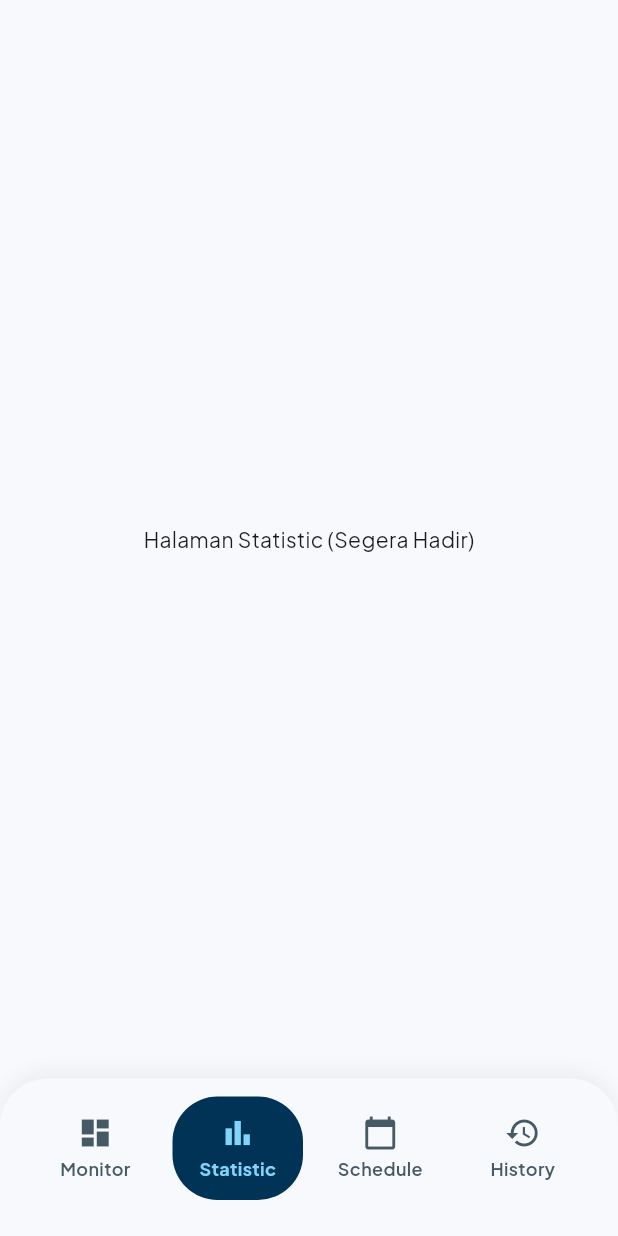
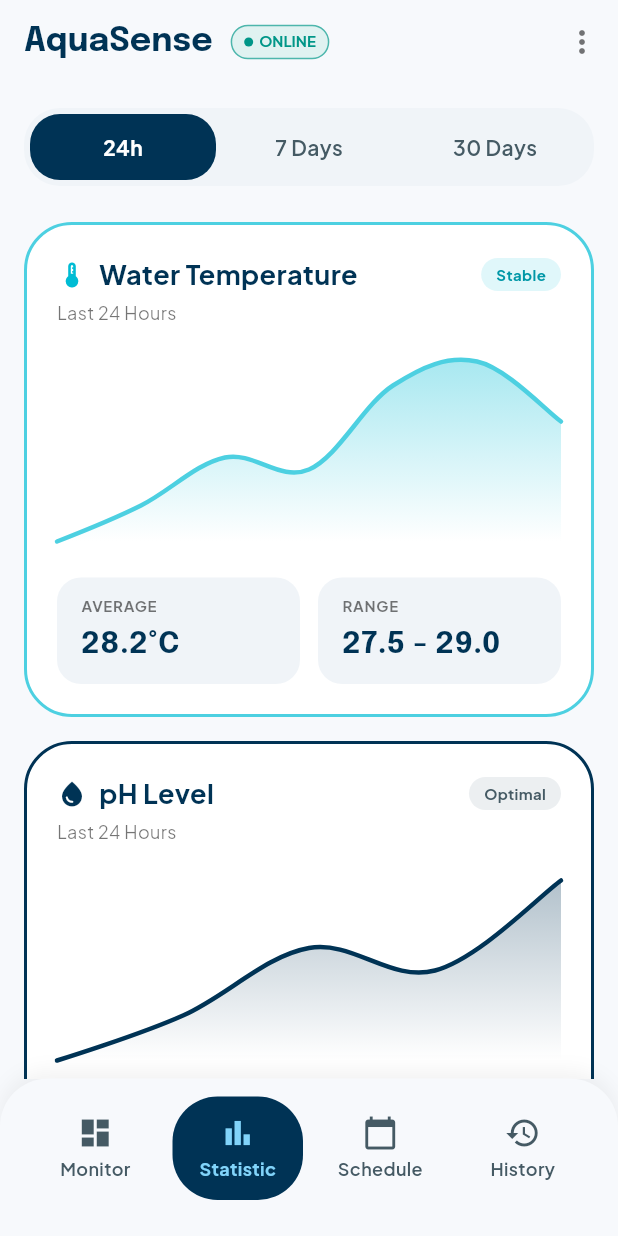
Before and after one commit to nifnip22/AquaSense, a Flutter app: the screen it shows after launch, item 2 of the bottom bar chosen, on a phone screen of 412 x 824 dp. Run offline on Flutter 3.47's test engine with Material 3 defaults, Android fonts, the phone set to English and light mode, and no system bars; drawn by our look-alikes of fl_chart; our stand-ins replace google_fonts.

Commit message:
feat: build statistic screen UI and refactor reusable widgets

```diff
--- a/aquasense_frontend/lib/features/dashboard/screens/main_screen.dart
+++ b/aquasense_frontend/lib/features/dashboard/screens/main_screen.dart
@@ -1,6 +1,7 @@
 import 'package:flutter/material.dart';
 import 'package:google_fonts/google_fonts.dart';
 import '../../monitoring/screens/monitor_screen.dart';
+import '../../monitoring/screens/statistic_screen.dart';
 
 class MainScreen extends StatefulWidget {
   const MainScreen({super.key});
@@ -15,7 +16,7 @@ class _MainScreenState extends State<MainScreen> {
   // List of pages corresponding to each tab in the bottom navigation bar
   final List<Widget> _pages = [
     const MonitorScreen(),
-    const Center(child: Text('Halaman Statistic (Segera Hadir)')),
+    const StatisticScreen(),
     const Center(child: Text('Halaman Schedule (Segera Hadir)')),
     const Center(child: Text('Halaman History (Segera Hadir)')),
   ];
--- /dev/null
+++ b/aquasense_frontend/lib/features/monitoring/screens/statistic_screen.dart
@@ -0,0 +1,107 @@
+import 'package:flutter/material.dart';
+import 'package:fl_chart/fl_chart.dart';
+import 'package:aquasense_frontend/shared/widgets/custom_app_bar.dart';
+import '../widgets/metric_chart_card.dart';
+import '../widgets/time_filter.dart';
+import '../widgets/feed_level_card.dart';
+
+class StatisticScreen extends StatefulWidget {
+  const StatisticScreen({super.key});
+
+  @override
+  State<StatisticScreen> createState() => _StatisticScreenState();
+}
+
+class _StatisticScreenState extends State<StatisticScreen> {
+  @override
+  Widget build(BuildContext context) {
+    return Scaffold(
+      backgroundColor: Colors.transparent,
+      appBar: const CustomAppBar(),
+      body: SingleChildScrollView(
+        padding: const EdgeInsets.all(16.0),
+        child: Column(
+          children: [
+            TimeFilter(
+              onFilterChanged: (index) {
+                setState(() {
+                  // In this block, it can update the data displayed in the charts based on the selected time filter. For example:
+                  // if (index == 0) {
+                  //   // Load data for last 24 hours
+                  // } else if (index == 1) {
+                  //   // Load data for last 7 days
+                  // } else if (index == 2) {
+                  //   // Load data for last 30 days
+                  // }
+                });
+              },
+            ),
+            const SizedBox(height: 24),
+
+            // Card 1: Water Temperature
+            MetricChartCard(
+              title: 'Water Temperature',
+              icon: Icons.thermostat,
+              iconColor: const Color(0xFF00BCD4),
+              badgeText: 'Stable',
+              badgeColor: const Color(0xFFE0F7FA),
+              badgeTextColor: const Color(0xFF0097A7),
+              subTitle: 'Last 24 Hours',
+              chartData: [
+                const FlSpot(0, 27.5),
+                const FlSpot(2, 27.8),
+                const FlSpot(4, 28.2),
+                const FlSpot(6, 28.1),
+                const FlSpot(8, 28.8),
+                const FlSpot(10, 29.0),
+                const FlSpot(12, 28.5),
+              ],
+              lineColor: const Color(0xFF4DD0E1),
+              gradientColors: [
+                const Color(0xFF4DD0E1).withValues(alpha: 0.5),
+                const Color(0xFF4DD0E1).withValues(alpha: 0.0),
+              ],
+              statsBox1Title: 'AVERAGE',
+              statsBox1Value: '28.2°C',
+              statsBox2Title: 'RANGE',
+              statsBox2Value: '27.5 - 29.0',
+            ),
+            const SizedBox(height: 16),
+
+            // Card 2: pH Level
+            MetricChartCard(
+              title: 'pH Level',
+              icon: Icons.water_drop,
+              iconColor: const Color(0xFF003355),
+              badgeText: 'Optimal',
+              badgeColor: const Color(0xFFECEFF1),
+              badgeTextColor: const Color(0xFF455A64),
+              subTitle: 'Last 24 Hours',
+              chartData: [
+                const FlSpot(0, 7.1),
+                const FlSpot(3, 7.12),
+                const FlSpot(6, 7.15),
+                const FlSpot(9, 7.14),
+                const FlSpot(12, 7.18),
+              ],
+              lineColor: const Color(0xFF003355),
+              gradientColors: [
+                const Color(0xFF003355).withValues(alpha: 0.3),
+                const Color(0xFF003355).withValues(alpha: 0.0),
+              ],
+              statsBox1Title: 'AVERAGE',
+              statsBox1Value: '7.15',
+              statsBox2Title: 'STABILITY',
+              statsBox2Value: 'High',
+              isStatsValue2Text: true,
+            ),
+            const SizedBox(height: 16),
+
+            // Card 3: Feed Level
+            const FeedLevelCard(),
+          ],
+        ),
+      ),
+    );
+  }
+}
--- /dev/null
+++ b/aquasense_frontend/lib/features/monitoring/widgets/metric_chart_card.dart
@@ -0,0 +1,194 @@
+import 'package:flutter/material.dart';
+import 'package:google_fonts/google_fonts.dart';
+import 'package:fl_chart/fl_chart.dart';
+
+class MetricChartCard extends StatelessWidget {
+  final String title;
+  final IconData icon;
+  final Color iconColor;
+  final String badgeText;
+  final Color badgeColor;
+  final Color badgeTextColor;
+  final String subTitle;
+  final List<FlSpot> chartData;
+  final Color lineColor;
+  final List<Color> gradientColors;
+  final String statsBox1Title;
+  final String statsBox1Value;
+  final String statsBox2Title;
+  final String statsBox2Value;
+  final bool isStatsValue2Text;
+
+  const MetricChartCard({
+    super.key,
+    required this.title,
+    required this.icon,
+    required this.iconColor,
+    required this.badgeText,
+    required this.badgeColor,
+    required this.badgeTextColor,
+    required this.subTitle,
+    required this.chartData,
+    required this.lineColor,
+    required this.gradientColors,
+    required this.statsBox1Title,
+    required this.statsBox1Value,
+    required this.statsBox2Title,
+    required this.statsBox2Value,
+    this.isStatsValue2Text = false,
+  });
+
+  @override
+  Widget build(BuildContext context) {
+    return Container(
+      padding: const EdgeInsets.all(20),
+      decoration: BoxDecoration(
+        color: Colors.white,
+        borderRadius: BorderRadius.circular(32),
+        border: Border.all(color: lineColor, width: 2),
+      ),
+      child: Column(
+        crossAxisAlignment: CrossAxisAlignment.start,
+        children: [
+          Row(
+            mainAxisAlignment: MainAxisAlignment.spaceBetween,
+            children: [
+              Row(
+                children: [
+                  Icon(icon, color: iconColor, size: 20),
+                  const SizedBox(width: 8),
+                  Text(
+                    title,
+                    style: GoogleFonts.plusJakartaSans(
+                      fontSize: 18,
+                      fontWeight: FontWeight.bold,
+                      color: const Color(0xFF003355),
+                    ),
+                  ),
+                ],
+              ),
+              Container(
+                padding: const EdgeInsets.symmetric(
+                  horizontal: 10,
+                  vertical: 4,
+                ),
+                decoration: BoxDecoration(
+                  color: badgeColor,
+                  borderRadius: BorderRadius.circular(12),
+                ),
+                child: Text(
+                  badgeText,
+                  style: GoogleFonts.plusJakartaSans(
+                    fontSize: 10,
+                    fontWeight: FontWeight.bold,
+                    color: badgeTextColor,
+                  ),
+                ),
+              ),
+            ],
+          ),
+          const SizedBox(height: 4),
+          Text(
+            subTitle,
+            style: GoogleFonts.plusJakartaSans(
+              fontSize: 12,
+              color: Colors.black54,
+            ),
+          ),
+          const SizedBox(height: 24),
+          SizedBox(
+            height: 120,
+            child: LineChart(
+              LineChartData(
+                gridData: const FlGridData(show: false),
+                titlesData: const FlTitlesData(show: false),
+                borderData: FlBorderData(show: false),
+                lineBarsData: [
+                  LineChartBarData(
+                    spots: chartData,
+                    isCurved: true,
+                    color: lineColor,
+                    barWidth: 3,
+                    isStrokeCapRound: true,
+                    dotData: const FlDotData(show: false),
+                    belowBarData: BarAreaData(
+                      show: true,
+                      gradient: LinearGradient(
+                        colors: gradientColors,
+                        begin: Alignment.topCenter,
+                        end: Alignment.bottomCenter,
+                      ),
+                    ),
+                  ),
+                ],
+              ),
+            ),
+          ),
+          const SizedBox(height: 24),
+          Row(
+            children: [
+              Expanded(
+                child: _buildStatsBox(statsBox1Title, statsBox1Value, false),
+              ),
+              const SizedBox(width: 12),
+              Expanded(
+                child: _buildStatsBox(
+                  statsBox2Title,
+                  statsBox2Value,
+                  isStatsValue2Text,
+                  valueColor: isStatsValue2Text
+                      ? Colors.teal
+                      : const Color(0xFF003355),
+                ),
+              ),
+            ],
+          ),
+        ],
+      ),
+    );
+  }
+
+  Widget _buildStatsBox(
+    String title,
+    String value,
+    bool isTextValue, {
+    Color? valueColor,
+  }) {
+    return Container(
+      padding: const EdgeInsets.symmetric(horizontal: 16, vertical: 12),
+      decoration: BoxDecoration(
+        color: const Color(0xFFF0F4F8),
+        borderRadius: BorderRadius.circular(16),
+      ),
+      child: Column(
+        crossAxisAlignment: CrossAxisAlignment.start,
+        children: [
+          Text(
+            title,
+            style: GoogleFonts.plusJakartaSans(
+              fontSize: 10,
+              fontWeight: FontWeight.bold,
+              color: Colors.black54,
+              letterSpacing: 0.5,
+            ),
+          ),
+          const SizedBox(height: 4),
+          Text(
+            value,
+            style: isTextValue
+                ? GoogleFonts.plusJakartaSans(
+                    fontSize: 18,
+                    fontWeight: FontWeight.bold,
+                    color: valueColor ?? const Color(0xFF003355),
+                  )
+                : GoogleFonts.epilogue(
+                    fontSize: 20,
+                    fontWeight: FontWeight.bold,
+                    color: const Color(0xFF003355),
+                  ),
+          ),
+        ],
+      ),
+    );
+  }
+}
--- /dev/null
+++ b/aquasense_frontend/lib/features/monitoring/widgets/time_filter.dart
@@ -0,0 +1,61 @@
+import 'package:flutter/material.dart';
+import 'package:google_fonts/google_fonts.dart';
+
+class TimeFilter extends StatefulWidget {
+  // This callback will be called whenever the user selects a different time filter. The parent widget (StatisticScreen)
+  // can use this to update the displayed data accordingly.
+  final Function(int) onFilterChanged;
+
+  const TimeFilter({super.key, required this.onFilterChanged});
+
+  @override
+  State<TimeFilter> createState() => _TimeFilterState();
+}
+
+class _TimeFilterState extends State<TimeFilter> {
+  int _selectedIndex = 0;
+  final List<String> _filters = ['24h', '7 Days', '30 Days'];
+
+  @override
+  Widget build(BuildContext context) {
+    return Container(
+      padding: const EdgeInsets.all(4),
+      decoration: BoxDecoration(
+        color: const Color(0xFFF0F4F8),
+        borderRadius: BorderRadius.circular(24),
+      ),
+      child: Row(
+        children: List.generate(_filters.length, (index) {
+          final isSelected = _selectedIndex == index;
+          return Expanded(
+            child: GestureDetector(
+              onTap: () {
+                setState(() {
+                  _selectedIndex = index;
+                });
+
+                widget.onFilterChanged(index);
+              },
+              child: AnimatedContainer(
+                duration: const Duration(milliseconds: 200),
+                padding: const EdgeInsets.symmetric(vertical: 12),
+                decoration: BoxDecoration(
+                  color: isSelected ? const Color(0xFF003355) : Colors.transparent,
+                  borderRadius: BorderRadius.circular(20),
+                ),
+                alignment: Alignment.center,
+                child: Text(
+                  _filters[index],
+                  style: GoogleFonts.plusJakartaSans(
+                    fontWeight: isSelected ? FontWeight.bold : FontWeight.w600,
+                    color: isSelected ? Colors.white : const Color(0xFF455A64),
+                  ),
+                ),
+              ),
+            ),
+          );
+        }),
+      ),
+    );
+  }
+}
--- /dev/null
+++ b/aquasense_frontend/lib/shared/widgets/custom_app_bar.dart
@@ -0,0 +1,68 @@
+import 'package:flutter/material.dart';
+import 'package:google_fonts/google_fonts.dart';
+
+class CustomAppBar extends StatelessWidget implements PreferredSizeWidget {
+  // For additional customization in the future
+  const CustomAppBar({super.key});
+
+  @override
+  Widget build(BuildContext context) {
+    return AppBar(
+      backgroundColor: Colors.transparent,
+      elevation: 0,
+      title: Row(
+        children: [
+          Text(
+            'AquaSense',
+            style: GoogleFonts.epilogue(
+              fontWeight: FontWeight.bold,
+              color: const Color(0xFF003355),
+            ),
+          ),
+          const SizedBox(width: 12),
+          // Badge Status Online
+          Container(
+            padding: const EdgeInsets.symmetric(horizontal: 8, vertical: 4),
+            decoration: BoxDecoration(
+              color: const Color(0xFFE0F2F1),
+              borderRadius: BorderRadius.circular(12),
+              border: Border.all(color: Colors.teal.shade300),
+            ),
+            child: Row(
+              children: [
+                Container(
+                  width: 6,
+                  height: 6,
+                  decoration: const BoxDecoration(
+                    color: Colors.teal,
+                    shape: BoxShape.circle,
+                  ),
+                ),
+                const SizedBox(width: 4),
+                Text(
+                  'ONLINE',
+                  style: GoogleFonts.plusJakartaSans(
+                    fontSize: 10,
+                    fontWeight: FontWeight.bold,
+                    color: Colors.teal,
+                  ),
+                ),
+              ],
+            ),
+          ),
+        ],
+      ),
+      actions: [
+        IconButton(
+          icon: const Icon(Icons.more_vert, color: Colors.black54),
+          onPressed: () {
+
+          },
+        )
+      ],
+    );
+  }
+
+  @override
+  Size get preferredSize => const Size.fromHeight(kToolbarHeight);
+}
--- a/aquasense_frontend/pubspec.yaml
+++ b/aquasense_frontend/pubspec.yaml
@@ -36,6 +36,7 @@ dependencies:
   cupertino_icons: ^1.0.8
   provider: ^6.1.5+1
   google_fonts: ^8.1.0
+  fl_chart: ^1.2.0
 
 dev_dependencies:
   flutter_test:
```
Also changed, not shown: aquasense_frontend/lib/features/monitoring/screens/monitor_screen.dart (+2 -52 lines), aquasense_frontend/lib/features/monitoring/widgets/feed_level_card.dart (added, +155 -0 lines), aquasense_frontend/pubspec.lock.
